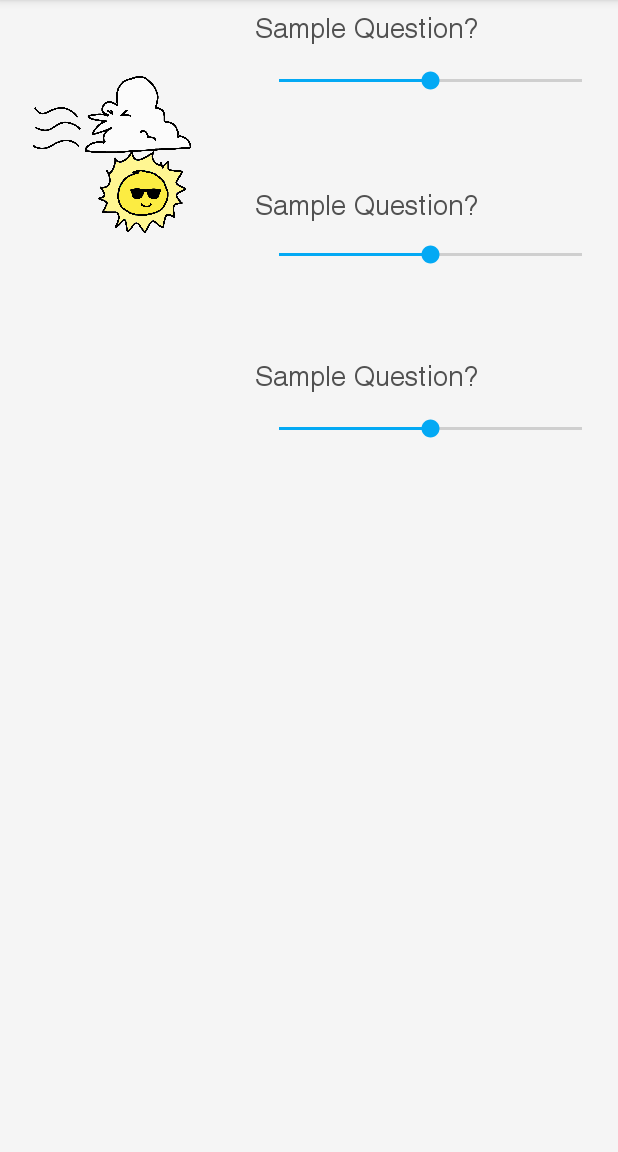
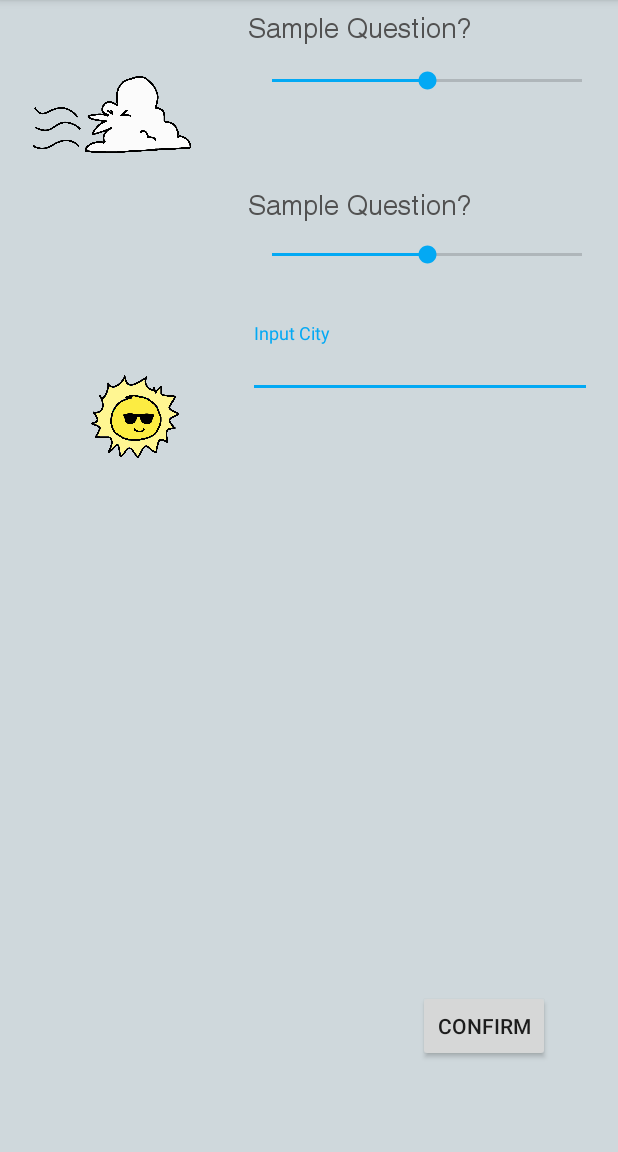
Before and after one commit to JBobda/Fall-2018-Hackathon-Entry, an Android app: the screen it shows after launch (MainActivity), after a tap on "Settings", on a phone screen of 412 x 824 dp, the part 84-1236 px from its top. Run offline under Robolectric (Android 15) with nearby library versions, the phone set to English and light mode, and no system bars; libraries missing offline, so code that uses them is left out: com.kwabenaberko.openweathermaplib; 10 statements that could not run were skipped; 1 other tap on this screen came first.

Commit message:
added dum stuff

```diff
--- a/app/src/main/java/dev/hackathon/hackermen/hackathonentry/MainActivity.java
+++ b/app/src/main/java/dev/hackathon/hackermen/hackathonentry/MainActivity.java
@@ -111,6 +111,7 @@ public class MainActivity extends AppCompatActivity implements NavigationView.On
             @Override
             public void onSuccess(CurrentWeather currentWeather) {
                 weatherData[0] = currentWeather.getWeatherArray().get(0).getDescription();
+                String dataID = currentWeather.getId().toString();
                 setTextOfView(weatherData[0], textView);
             }
             @Override
--- a/app/src/main/res/font/weatherfont.xml
+++ b/app/src/main/res/font/weatherfont.xml
@@ -1,4 +1,12 @@
 <?xml version="1.0" encoding="utf-8"?>
-<font-family xmlns:android="http://schemas.android.com/apk/res/android">
-
+<font-family xmlns:android="http://schemas.android.com/apk/res/android"
+    xmlns:app="http://schemas.android.com/apk/res-auto">
+    <font
+        android:fontStyle="normal"
+        android:fontWeight="400"
+        android:font="@font/weatherstuff"
+        app:fontStyle="normal"
+        app:fontWeight="400"
+        app:font="@font/weatherstuff"
+    />
 </font-family>
--- a/app/src/main/res/layout/activity_main.xml
+++ b/app/src/main/res/layout/activity_main.xml
@@ -5,8 +5,9 @@
     xmlns:app="http://schemas.android.com/apk/res-auto"
     android:layout_width="match_parent"
     android:layout_height="match_parent"
-    tools:context=".MainActivity">
-
+    tools:context=".MainActivity"
+    android:background="#CFD8DC"
+    >
     <TextView
         android:id="@+id/textView9"
         android:layout_width="0dp"
@@ -200,7 +201,7 @@
             <android.support.v7.widget.Toolbar
                 android:id="@+id/toolbar"
                 android:layout_width="match_parent"
-                android:layout_height="?attr/actionBarSize"
+                android:layout_height="?android:attr/actionBarSize"
                 android:background="@color/colorPrimary"
                 android:elevation="4dp"
                 android:theme="@style/ThemeOverlay.AppCompat.Dark.ActionBar"
--- a/app/src/main/res/layout/fragment_message.xml
+++ b/app/src/main/res/layout/fragment_message.xml
@@ -1,38 +1,16 @@
 <?xml version="1.0" encoding="utf-8"?>
 <RelativeLayout xmlns:android="http://schemas.android.com/apk/res/android"
     xmlns:app="http://schemas.android.com/apk/res-auto"
+    xmlns:tools="http://schemas.android.com/tools"
     android:layout_width="match_parent"
     android:layout_height="match_parent"
-    android:background="#F5F5F5"
+    android:background="#CFD8DC"
     >
     <android.support.constraint.ConstraintLayout xmlns:android="http://schemas.android.com/apk/res/android"
         xmlns:app="http://schemas.android.com/apk/res-auto"
         xmlns:tools="http://schemas.android.com/tools"
         android:layout_width="match_parent"
         android:layout_height="match_parent">
-
-        <TextView
-            android:id="@+id/textView"
-            android:layout_width="0dp"
-            android:layout_height="23dp"
-
-            android:layout_marginBottom="8dp"
-            android:layout_marginEnd="64dp"
-            android:layout_marginLeft="8dp"
-            android:layout_marginRight="64dp"
-            android:layout_marginStart="8dp"
-            android:layout_marginTop="8dp"
-            android:fontFamily="@font/helvetica"
-            android:text="@string/sample_question"
-            android:textColor="#515151"
-            android:textSize="2.9mm"
-            android:textStyle="normal"
-            app:layout_constraintBottom_toTopOf="@+id/seekBar2"
-            app:layout_constraintEnd_toEndOf="parent"
-            app:layout_constraintHorizontal_bias="1.0"
-            app:layout_constraintStart_toEndOf="@+id/imageView"
-            app:layout_constraintTop_toBottomOf="@+id/seekBar3"
-            app:layout_constraintVertical_bias="0.918" />
 
         <TextView
             android:id="@+id/textView3"
@@ -97,22 +75,6 @@
             app:layout_constraintTop_toTopOf="parent" />
 
         <SeekBar
-            android:id="@+id/seekBar2"
-            android:layout_width="0dp"
-            android:layout_height="19dp"
-            android:layout_marginEnd="8dp"
-            android:layout_marginLeft="8dp"
-            android:layout_marginRight="8dp"
-            android:layout_marginStart="8dp"
-            android:layout_marginTop="276dp"
-            android:max="100"
-            android:progress="50"
-            app:layout_constraintEnd_toEndOf="parent"
-            app:layout_constraintHorizontal_bias="1.0"
-            app:layout_constraintStart_toEndOf="@+id/imageView"
-            app:layout_constraintTop_toTopOf="parent" />
-
-        <SeekBar
             android:id="@+id/seekBar3"
             android:layout_width="0dp"
             android:layout_height="19dp"
@@ -132,20 +94,20 @@
             android:id="@+id/imageView"
             android:layout_width="126dp"
             android:layout_height="139dp"
-            android:layout_marginBottom="400dp"
-            android:layout_marginEnd="250dp"
+            android:layout_marginBottom="8dp"
+            android:layout_marginEnd="125dp"
             android:layout_marginLeft="8dp"
-            android:layout_marginRight="250dp"
+            android:layout_marginRight="125dp"
             android:layout_marginStart="8dp"
             android:layout_marginTop="64dp"
             android:contentDescription="TODO"
             android:src="@drawable/sunny"
             app:layout_constraintBottom_toBottomOf="parent"
             app:layout_constraintEnd_toEndOf="parent"
-            app:layout_constraintHorizontal_bias="1.0"
+            app:layout_constraintHorizontal_bias="0.152"
             app:layout_constraintStart_toStartOf="parent"
             app:layout_constraintTop_toTopOf="parent"
-            app:layout_constraintVertical_bias="0.0" />
+            app:layout_constraintVertical_bias="0.269" />
 
         <ImageView
             android:id="@+id/imageView2"
@@ -166,6 +128,46 @@
             app:layout_constraintTop_toTopOf="parent"
             app:layout_constraintVertical_bias="0.0" />
 
+        <android.support.design.widget.TextInputLayout
+            android:id="@+id/textInputLayout"
+            android:layout_width="229dp"
+            android:layout_height="50dp"
+            android:layout_marginEnd="8dp"
+            android:layout_marginLeft="8dp"
+            android:layout_marginRight="8dp"
+            android:layout_marginStart="8dp"
+            android:layout_marginTop="36dp"
+            app:layout_constraintEnd_toEndOf="parent"
+            app:layout_constraintHorizontal_bias="0.0"
+            app:layout_constraintStart_toEndOf="@+id/imageView"
+            app:layout_constraintTop_toBottomOf="@+id/seekBar3">
+
+            <android.support.design.widget.TextInputEditText
+                android:id="@+id/id_string"
+                android:layout_width="match_parent"
+                android:layout_height="wrap_content"
+                android:hint="Input City" />
+        </android.support.design.widget.TextInputLayout>
+
+        <Button
+            android:id="@+id/button"
+            android:style="Widget.Material.Light.Button"
+            android:layout_width="wrap_content"
+            android:layout_height="wrap_content"
+            android:layout_marginBottom="8dp"
+            android:layout_marginEnd="8dp"
+            android:layout_marginLeft="8dp"
+            android:layout_marginRight="8dp"
+            android:layout_marginStart="8dp"
+            android:layout_marginTop="8dp"
+            android:text="Confirm"
+            app:layout_constraintBottom_toBottomOf="parent"
+            app:layout_constraintEnd_toEndOf="parent"
+            app:layout_constraintHorizontal_bias="0.878"
+            app:layout_constraintStart_toStartOf="parent"
+            app:layout_constraintTop_toBottomOf="@+id/textInputLayout"
+            app:layout_constraintVertical_bias="0.882" />
+
     </android.support.constraint.ConstraintLayout>
 
 </RelativeLayout>
--- a/app/src/main/res/layout/nav_header.xml
+++ b/app/src/main/res/layout/nav_header.xml
@@ -6,20 +6,21 @@
     android:gravity="bottom"
     android:padding="16dp"
     android:theme="@style/AlertDialog.AppCompat.Light"
-    android:background="@color/colorAccent"
+    android:background="#CFD8DC"
     >
 
     <ImageView
-        android:layout_width="wrap_content"
-        android:layout_height="wrap_content"
-        android:src="@mipmap/ic_launcher"
-        />
+        android:layout_width="260dp"
+        android:layout_height="105dp"
+        android:src="@drawable/partlycloudy" />
 
     <TextView
         android:layout_width="wrap_content"
         android:layout_height="wrap_content"
         android:paddingTop="8dp"
-        android:text="Weather"
+        android:text="Hackathon Weather"
+        android:fontFamily="@font/helvetica"
+        android:textSize="16dp"
         android:textAppearance="@style/Base.TextAppearance.AppCompat.Body1"
         />
 
```
Lines whose indentation alone changed are shown as unchanged.
